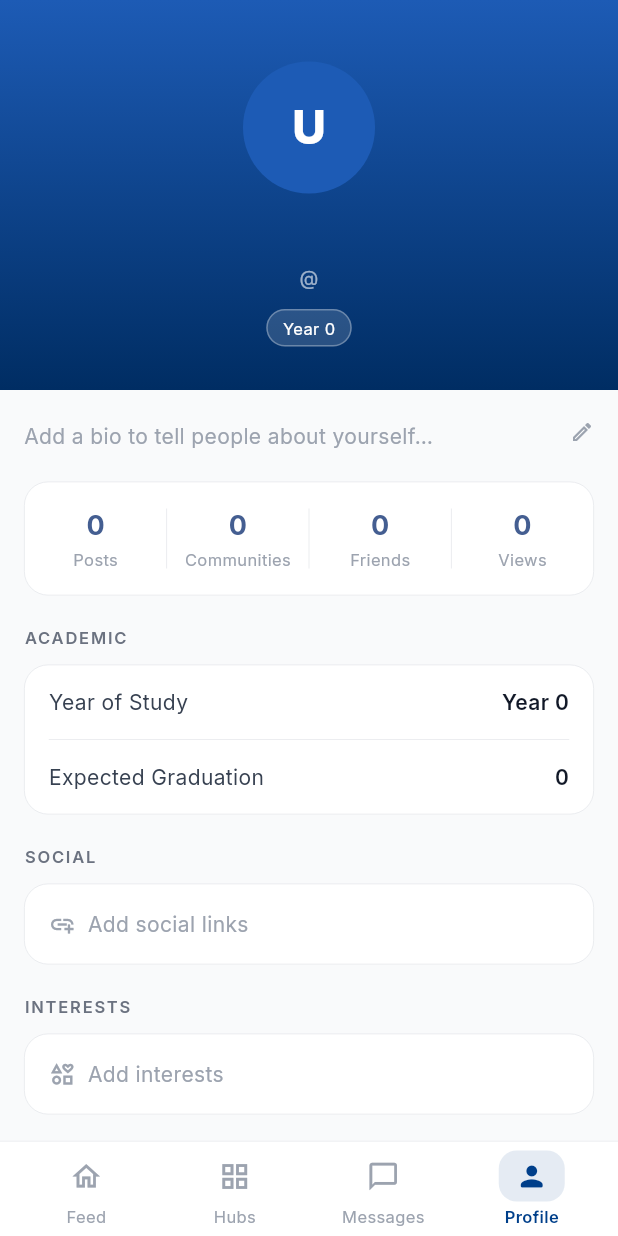
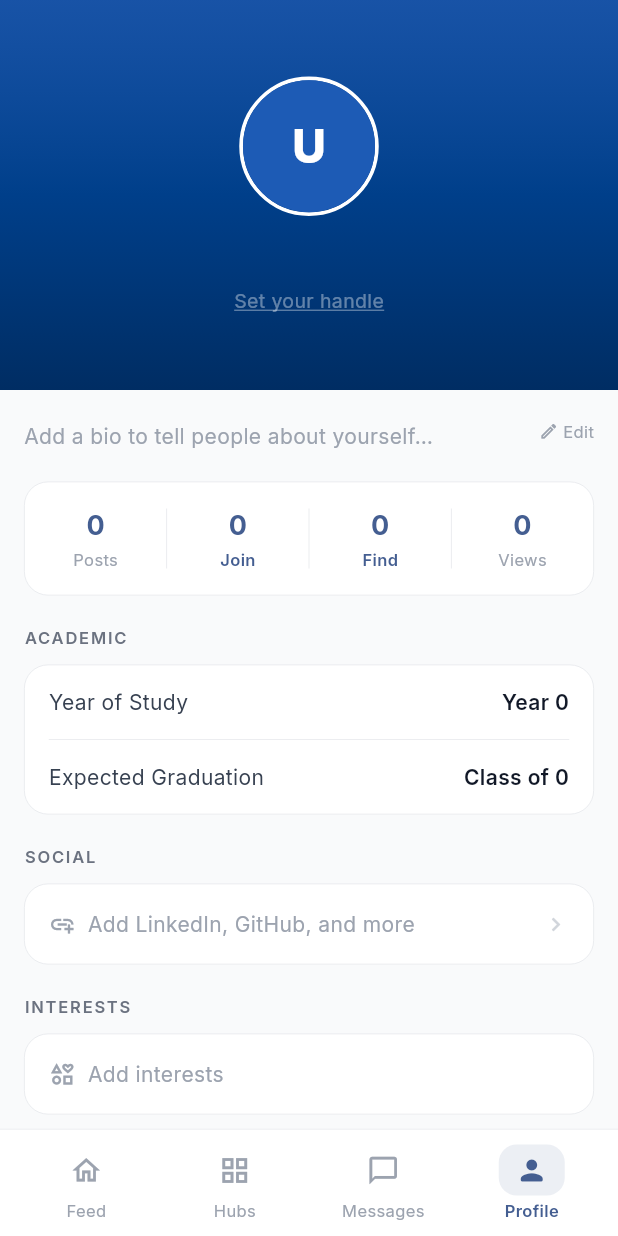
Before and after one commit to chrisxie12/UNIFY, a Flutter app: the screen it shows once a user with an empty profile is signed in, item 4 of the bottom bar chosen, on a phone screen of 412 x 824 dp. Run offline on Flutter 3.47's test engine with Material 3 defaults, Android fonts, the phone set to English and light mode, and no system bars; our stand-ins replace equatable, flutter_dotenv, flutter_riverpod, flutter_svg, go_router, google_fonts and 6 more; accounts and stored records are empty.

Commit message:
Fix 15 profile screen bugs: overflow, UX, layout, copy
Critical:
- Fix achievement card overflow (height 96→120, card width 104→112)
- Remove chevron from Sign Out; add confirmation dialog

Layout:
- Remove programme/year header pills (keep school only, Academic card is source of truth)
- Make bio row show 'Edit' label + icon instead of icon alone
- Social links empty state now a tappable CTA to edit profile
- Stats row: zero Communities/Friends show 'Join'/'Find' micro-CTAs

Visual:
- Add white border ring around avatar to separate from header gradient
- Softer 3-stop header gradient (primaryLight 82% → primary → primaryDark)
- Bottom nav vertical padding 6→10 for breathing room above home indicator
- Nav active indicator/icon/label now use colorScheme.primary (theme-reactive)

Copy:
- Graduation year: 'Class of 2030' instead of raw '2030'
- Username: only show if explicitly set; otherwise 'Set your handle' prompt
- Interest chip: 'AI & Machine Learning' → 'AI / ML'

https://claude.ai/code/session_01Ho6HSv4QZY4KoUvcMZKtur

```diff
--- a/mobile_flutter/lib/core/widgets/main_shell.dart
+++ b/mobile_flutter/lib/core/widgets/main_shell.dart
@@ -47,7 +47,7 @@ class _UnifyBottomNav extends StatelessWidget {
       child: SafeArea(
         top: false,
         child: Padding(
-          padding: const EdgeInsets.symmetric(horizontal: 8, vertical: 6),
+          padding: const EdgeInsets.symmetric(horizontal: 8, vertical: 10),
           child: Row(
             children: List.generate(
               MainShell._tabs.length,
@@ -92,7 +92,7 @@ class _NavItem extends StatelessWidget {
               width: 44,
               height: 34,
               decoration: BoxDecoration(
-                color: active ? AppColors.primary.withOpacity(0.1) : Colors.transparent,
+                color: active ? Theme.of(context).colorScheme.primary.withOpacity(0.1) : Colors.transparent,
                 borderRadius: BorderRadius.circular(12),
               ),
               child: Stack(
@@ -100,7 +100,7 @@ class _NavItem extends StatelessWidget {
                 children: [
                   Icon(
                     active ? tab.activeIcon : tab.icon,
-                    color: active ? AppColors.primary : AppColors.grey3,
+                    color: active ? Theme.of(context).colorScheme.primary : AppColors.grey3,
                     size: 22,
                   ),
                   if (badge > 0)
@@ -133,7 +133,7 @@ class _NavItem extends StatelessWidget {
             Text(
               tab.label,
               style: AppTextStyles.caption.copyWith(
-                color: active ? AppColors.primary : AppColors.grey3,
+                color: active ? Theme.of(context).colorScheme.primary : AppColors.grey3,
                 fontWeight: active ? FontWeight.w600 : FontWeight.w400,
               ),
             ),
--- a/mobile_flutter/lib/features/profile/presentation/screens/edit_profile_screen.dart
+++ b/mobile_flutter/lib/features/profile/presentation/screens/edit_profile_screen.dart
@@ -18,7 +18,7 @@ import '../providers/profile_provider.dart';
 
 const List<String> _kInterests = [
   'Technology',
-  'AI & Machine Learning',
+  'AI / ML',
   'Startups',
   'Football',
   'Basketball',
--- a/mobile_flutter/lib/features/profile/presentation/screens/profile_screen.dart
+++ b/mobile_flutter/lib/features/profile/presentation/screens/profile_screen.dart
@@ -104,7 +104,16 @@ class _ProfileSliverHeader extends ConsumerWidget {
       flexibleSpace: FlexibleSpaceBar(
         background: Container(
           decoration: BoxDecoration(
-            gradient: activeTheme.gradient,
+            gradient: LinearGradient(
+              colors: [
+                activeTheme.primaryLight.withOpacity(0.82),
+                activeTheme.primary,
+                activeTheme.primaryDark,
+              ],
+              stops: const [0.0, 0.5, 1.0],
+              begin: Alignment.topCenter,
+              end: Alignment.bottomCenter,
+            ),
           ),
           child: SafeArea(
             child: Column(
@@ -114,7 +123,7 @@ class _ProfileSliverHeader extends ConsumerWidget {
                 // Tappable avatar -> edit profile
                 GestureDetector(
                   onTap: () => context.push('/app/profile/edit'),
-                  child: _Avatar(profile: profile, radius: 44),
+                  child: _Avatar(profile: profile, radius: 44, showBorder: true),
                 ),
                 const SizedBox(height: 12),
                 // Name + verification badge
@@ -136,26 +145,27 @@ class _ProfileSliverHeader extends ConsumerWidget {
                   ],
                 ),
                 const SizedBox(height: 4),
+                if (profile.username != null && profile.username!.isNotEmpty)
                   Text(
-                  profile.displayUsername,
+                    '@${profile.username}',
                     style: AppTextStyles.bodyS.copyWith(color: Colors.white60),
+                  )
+                else
+                  GestureDetector(
+                    onTap: () => context.push('/app/profile/edit'),
+                    child: Text(
+                      'Set your handle',
+                      style: AppTextStyles.bodyS.copyWith(
+                        color: Colors.white38,
+                        decoration: TextDecoration.underline,
+                        decorationColor: Colors.white38,
+                      ),
+                    ),
                   ),
                 const SizedBox(height: 12),
-                // School / programme / year chips
-                Wrap(
-                  alignment: WrapAlignment.center,
-                  spacing: 8,
-                  runSpacing: 6,
-                  children: [
+                // School chip only — details live in the Academic section
                 if (profile.school != null && profile.school!.isNotEmpty)
                   _HeaderChip(label: profile.school!),
-                    if (profile.programme != null &&
-                        profile.programme!.isNotEmpty)
-                      _HeaderChip(label: profile.programme!),
-                    if (profile.yearOfStudy != null)
-                      _HeaderChip(label: 'Year ${profile.yearOfStudy}'),
-                  ],
-                ),
               ],
             ),
           ),
@@ -193,12 +203,14 @@ class _HeaderChip extends StatelessWidget {
 class _Avatar extends StatelessWidget {
   final Profile profile;
   final double radius;
-  const _Avatar({required this.profile, this.radius = 36});
+  final bool showBorder;
+  const _Avatar({required this.profile, this.radius = 36, this.showBorder = false});
 
   @override
   Widget build(BuildContext context) {
+    Widget inner;
     if (profile.avatarUrl != null && profile.avatarUrl!.isNotEmpty) {
-      return CircleAvatar(
+      inner = CircleAvatar(
         radius: radius,
         backgroundColor: AppColors.primaryLight,
         child: ClipOval(
@@ -207,19 +219,22 @@ class _Avatar extends StatelessWidget {
             width: radius * 2,
             height: radius * 2,
             fit: BoxFit.cover,
-            placeholder: (_, __) => _InitialsAvatar(
-              initials: profile.initials,
-              radius: radius,
-            ),
-            errorWidget: (_, __, ___) => _InitialsAvatar(
-              initials: profile.initials,
-              radius: radius,
-            ),
+            placeholder: (_, __) => _InitialsAvatar(initials: profile.initials, radius: radius),
+            errorWidget: (_, __, ___) => _InitialsAvatar(initials: profile.initials, radius: radius),
           ),
         ),
       );
+    } else {
+      inner = _InitialsAvatar(initials: profile.initials, radius: radius);
     }
-    return _InitialsAvatar(initials: profile.initials, radius: radius);
+    if (!showBorder) return inner;
+    return Container(
+      decoration: const BoxDecoration(
+        shape: BoxShape.circle,
+        border: Border.fromBorderSide(BorderSide(color: Colors.white, width: 2.5)),
+      ),
+      child: inner,
+    );
   }
 }
 
@@ -270,7 +285,14 @@ class _BioSection extends StatelessWidget {
             ),
           ),
           const SizedBox(width: 8),
-          Icon(Icons.edit_outlined, size: 16, color: AppColors.grey3),
+          Row(
+            mainAxisSize: MainAxisSize.min,
+            children: [
+              Icon(Icons.edit_outlined, size: 13, color: AppColors.grey3),
+              const SizedBox(width: 3),
+              Text('Edit', style: AppTextStyles.caption),
+            ],
+          ),
         ],
       ),
     );
@@ -298,9 +320,14 @@ class _StatsRow extends StatelessWidget {
         children: [
           _StatBox(value: postCount.toString(), label: 'Posts'),
           _VerticalDivider(),
-          const _StatBox(value: '0', label: 'Communities'),
+          _StatBox(
+            value: '0',
+            label: 'Communities',
+            zeroLabel: 'Join',
+            onTap: () => context.go('/app/communities'),
+          ),
           _VerticalDivider(),
-          const _StatBox(value: '0', label: 'Friends'),
+          const _StatBox(value: '0', label: 'Friends', zeroLabel: 'Find'),
           _VerticalDivider(),
           const _StatBox(value: '0', label: 'Views'),
         ],
@@ -312,35 +339,45 @@ class _StatsRow extends StatelessWidget {
 class _VerticalDivider extends StatelessWidget {
   @override
   Widget build(BuildContext context) {
-    return Container(
-      width: 0.5,
-      height: 40,
-      color: AppColors.border,
-    );
+    return Container(width: 0.5, height: 40, color: AppColors.border);
   }
 }
 
 class _StatBox extends StatelessWidget {
   final String value;
   final String label;
-  const _StatBox({required this.value, required this.label});
+  final String? zeroLabel;
+  final VoidCallback? onTap;
+  const _StatBox({
+    required this.value,
+    required this.label,
+    this.zeroLabel,
+    this.onTap,
+  });
 
   @override
   Widget build(BuildContext context) {
+    final primary = Theme.of(context).colorScheme.primary;
+    final isZero = value == '0' && zeroLabel != null;
     return Expanded(
+      child: GestureDetector(
+        onTap: onTap,
         child: Column(
           children: [
             Text(
               value,
-            style: AppTextStyles.h3
-                .copyWith(color: Theme.of(context).colorScheme.primary),
+              style: AppTextStyles.h3.copyWith(color: primary),
             ),
             const SizedBox(height: 2),
             Text(
-            label,
-            style: AppTextStyles.caption,
+              isZero ? zeroLabel! : label,
+              style: AppTextStyles.caption.copyWith(
+                color: isZero ? primary : null,
+                fontWeight: isZero ? FontWeight.w600 : null,
+              ),
             ),
           ],
+        ),
       ),
     );
   }
@@ -399,7 +436,7 @@ class _AcademicCard extends StatelessWidget {
     if (profile.expectedGraduationYear != null) {
       rows.add(_RowData(
         'Expected Graduation',
-        profile.expectedGraduationYear.toString(),
+        'Class of ${profile.expectedGraduationYear}',
       ));
     }
 
@@ -534,18 +571,24 @@ class _SocialLinksCard extends StatelessWidget {
             border: Border.all(color: AppColors.border, width: 0.5),
           ),
           child: links.isEmpty
-              ? Padding(
+              ? InkWell(
+                  onTap: () => context.push('/app/profile/edit'),
+                  borderRadius: BorderRadius.circular(16),
+                  child: Padding(
                     padding: const EdgeInsets.all(16),
                     child: Row(
                       children: [
                         Icon(Icons.add_link, color: AppColors.grey3, size: 18),
                         const SizedBox(width: 8),
-                      Text(
-                        'Add social links',
-                        style:
-                            AppTextStyles.body.copyWith(color: AppColors.grey3),
+                        Expanded(
+                          child: Text(
+                            'Add LinkedIn, GitHub, and more',
+                            style: AppTextStyles.body.copyWith(color: AppColors.grey3),
                           ),
+                        ),
+                        Icon(Icons.chevron_right, color: AppColors.grey4, size: 18),
                       ],
+                    ),
                   ),
                 )
               : Column(
@@ -723,13 +766,12 @@ class _AchievementsSection extends StatelessWidget {
       children: [
         const _SectionHeader(title: 'Achievements'),
         SizedBox(
-          height: 96,
+          height: 120,
           child: ListView.separated(
             scrollDirection: Axis.horizontal,
             itemCount: badges.length,
             separatorBuilder: (_, __) => const SizedBox(width: 12),
-            itemBuilder: (context, index) =>
-                _BadgeCard(badge: badges[index]),
+            itemBuilder: (context, index) => _BadgeCard(badge: badges[index]),
           ),
         ),
       ],
@@ -755,8 +797,8 @@ class _BadgeCard extends StatelessWidget {
   @override
   Widget build(BuildContext context) {
     return Container(
-      width: 104,
-      padding: const EdgeInsets.symmetric(vertical: 14, horizontal: 10),
+      width: 112,
+      padding: const EdgeInsets.symmetric(vertical: 12, horizontal: 10),
       decoration: BoxDecoration(
         color: AppColors.white,
         borderRadius: BorderRadius.circular(16),
@@ -832,11 +874,36 @@ class _AccountSection extends StatelessWidget {
                 label: 'Sign Out',
                 iconColor: AppColors.error,
                 labelColor: AppColors.error,
+                showChevron: false,
                 onTap: () async {
-                  await ref
-                      .read(authNotifierProvider.notifier)
-                      .signOut();
+                  final confirmed = await showDialog<bool>(
+                    context: context,
+                    builder: (ctx) => AlertDialog(
+                      shape: RoundedRectangleBorder(borderRadius: BorderRadius.circular(16)),
+                      title: Text('Sign out?', style: AppTextStyles.h3),
+                      content: Text(
+                        'You\'ll need to sign in again to access your account.',
+                        style: AppTextStyles.body,
+                      ),
+                      actions: [
+                        TextButton(
+                          onPressed: () => Navigator.pop(ctx, false),
+                          child: const Text('Cancel'),
+                        ),
+                        TextButton(
+                          onPressed: () => Navigator.pop(ctx, true),
+                          child: Text(
+                            'Sign Out',
+                            style: TextStyle(color: AppColors.error),
+                          ),
+                        ),
+                      ],
+                    ),
+                  );
+                  if (confirmed == true) {
+                    await ref.read(authNotifierProvider.notifier).signOut();
                     if (context.mounted) context.go('/get-started');
+                  }
                 },
               ),
             ],
@@ -852,6 +919,7 @@ class _SettingsTile extends StatelessWidget {
   final String label;
   final Color iconColor;
   final Color? labelColor;
+  final bool showChevron;
   final VoidCallback onTap;
 
   const _SettingsTile({
@@ -860,6 +928,7 @@ class _SettingsTile extends StatelessWidget {
     required this.iconColor,
     required this.onTap,
     this.labelColor,
+    this.showChevron = true,
   });
 
   @override
@@ -889,6 +958,7 @@ class _SettingsTile extends StatelessWidget {
                 ),
               ),
             ),
+            if (showChevron)
               Icon(Icons.chevron_right, color: AppColors.grey3, size: 18),
           ],
         ),
@@ -946,9 +1016,9 @@ class _ProfileSkeleton extends StatelessWidget {
                   // Achievements
                   Row(
                     children: [
-                      _ShimmerBox(height: 96, width: 104, radius: 16),
+                      _ShimmerBox(height: 120, width: 112, radius: 16),
                       const SizedBox(width: 12),
-                      _ShimmerBox(height: 96, width: 104, radius: 16),
+                      _ShimmerBox(height: 120, width: 112, radius: 16),
                     ],
                   ),
                   const SizedBox(height: 20),
```
Lines whose indentation alone changed are shown as unchanged.
